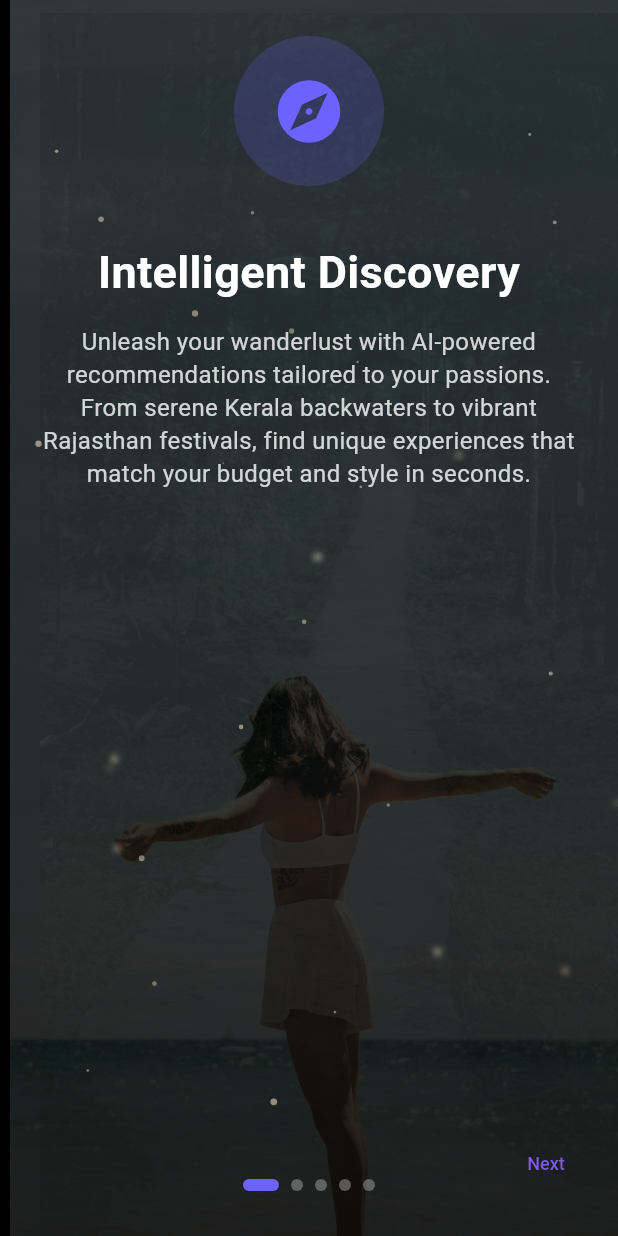
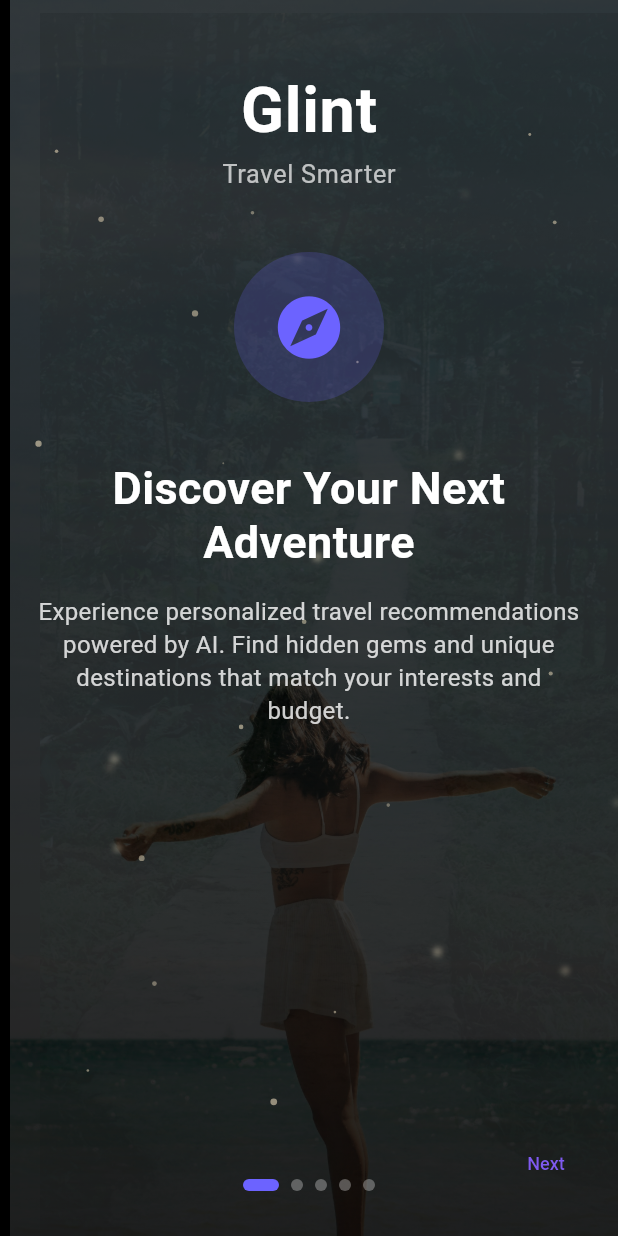
Before and after one commit to tuhinrawat/glint, a Flutter app: the screen it shows after launch, on a phone screen of 412 x 824 dp. Run offline on Flutter 3.47's test engine with Material 3 defaults, Android fonts, the phone set to English and light mode, and no system bars; our stand-ins replace cached_network_image, firebase_auth, firebase_core, fl_chart, flutter_secure_storage, flutter_spinkit and 4 more; missing offline and left inert: flutter_facebook_auth; accounts and stored records are empty; Roboto replaces fonts that are missing (Kumbh Sans); project files that could hold a hidden picture were left out.

Commit message:
Add 'Welcome to Glint' heading to first onboarding page

```diff
--- a/travel_app/lib/features/onboarding/onboarding_page.dart
+++ b/travel_app/lib/features/onboarding/onboarding_page.dart
@@ -32,8 +32,8 @@ class _OnboardingPageState extends State<OnboardingPage> with SingleTickerProvid
 
   final List<OnboardingItem> _pages = [
     OnboardingItem(
-      title: "Intelligent Discovery",
-      subtitle: "Unleash your wanderlust with AI-powered recommendations tailored to your passions. From serene Kerala backwaters to vibrant Rajasthan festivals, find unique experiences that match your budget and style in seconds.",
+      title: "Discover Your Next Adventure",
+      subtitle: "Experience personalized travel recommendations powered by AI. Find hidden gems and unique destinations that match your interests and budget.",
       icon: Icons.explore,
       color: const Color(0xFF6C63FF),
     ),
@@ -218,6 +218,13 @@ class _OnboardingPageState extends State<OnboardingPage> with SingleTickerProvid
         child: Column(
           mainAxisAlignment: MainAxisAlignment.center,
           children: [
+            // Add Welcome to Glint for first page
+            if (_currentPage == 0) ...[
+              const SizedBox(height: 20),
+              const BrandLogo(fontSize: 42, withTagline: true),
+              const SizedBox(height: 40),
+            ],
+
             // Icon with background
             Container(
               width: 100,
@@ -237,6 +244,17 @@ class _OnboardingPageState extends State<OnboardingPage> with SingleTickerProvid
             // Title - If this is the last page, use the brand logo
             page.isLogin
                 ? const BrandLogo(fontSize: 32)
+                : _currentPage == 0
+                    ? const Text(
+                        "Discover Your Next Adventure",
+                        style: TextStyle(
+                          color: Colors.white,
+                          fontSize: 30,
+                          fontWeight: FontWeight.bold,
+                          height: 1.2,
+                        ),
+                        textAlign: TextAlign.center,
+                      )
                     : Text(
                         page.title,
                         style: const TextStyle(
```
Lines whose indentation alone changed are shown as unchanged.
